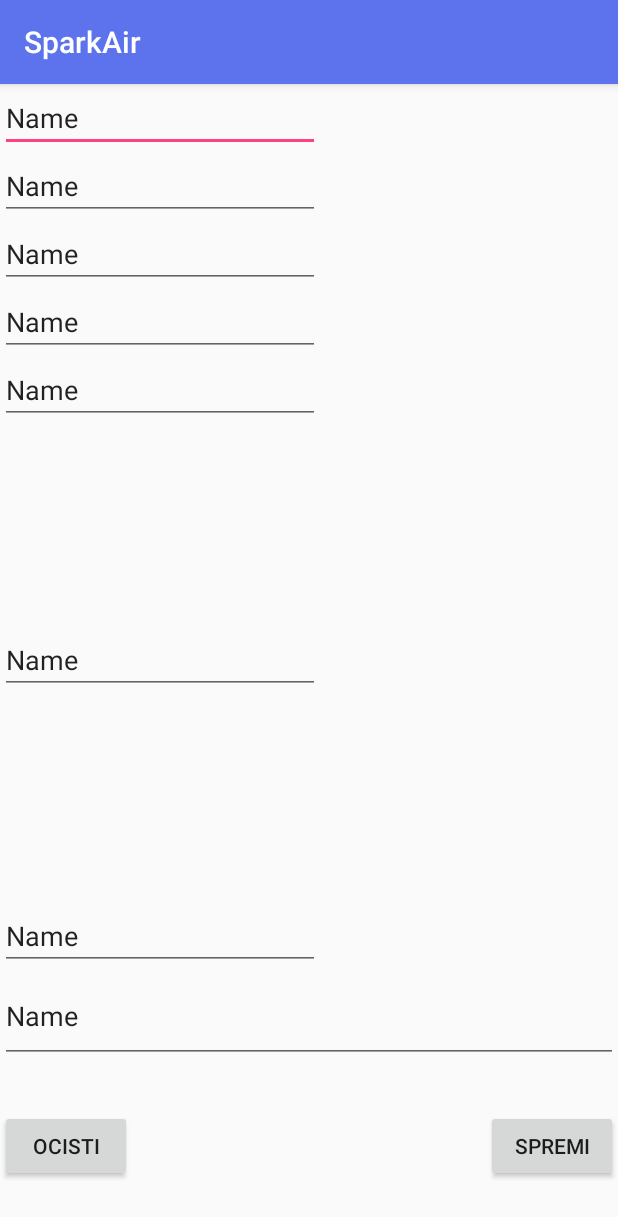
After one commit to IronPavy/SparkAir, an Android app: the DodavanjeLetova screen opened directly, with no data from a screen before it, on a phone screen of 412 x 824 dp. The commit adds this screen. Shown: the top 1217 px of the screen. Run offline under Robolectric (Android 15) with nearby library versions, the light colour scheme and no system bars.

Commit message:
dodavanje letova, svasta nesto

```diff
--- a/app/src/main/AndroidManifest.xml
+++ b/app/src/main/AndroidManifest.xml
@@ -36,7 +36,8 @@
         </activity>
         <activity android:name=".LoginActivity" />
         <activity android:name=".RegisterActivity" />
-        <activity android:name=".usernakonlogina"></activity>
+        <activity android:name=".usernakonlogina" />
+        <activity android:name=".DodavanjeLetova"></activity>
     </application>
 
 </manifest>
--- /dev/null
+++ b/app/src/main/java/com/example/pavoo/sparkair/DodavanjeLetova.java
@@ -0,0 +1,68 @@
+package com.example.pavoo.sparkair;
+
+import android.content.Intent;
+import android.support.v7.app.AppCompatActivity;
+import android.os.Bundle;
+import android.view.View;
+import android.widget.Button;
+import android.widget.EditText;
+import android.widget.Toast;
+
+public class DodavanjeLetova extends AppCompatActivity {
+
+    EditText editText, editText2, editText3, editText4, editText5, editText6, editText7, editText8;
+    Button button, button2;
+    String name, time1, time2, place1, place2, notes;
+    int spots;
+    float price;
+
+    @Override
+    protected void onCreate(Bundle savedInstanceState) {
+        super.onCreate(savedInstanceState);
+        setContentView(R.layout.activity_dodavanje_letova);
+
+        editText = findViewById(R.id.editText);
+        editText2 = findViewById(R.id.editText2);
+        editText3 = findViewById(R.id.editText3);
+        editText4 = findViewById(R.id.editText4);
+        editText5 = findViewById(R.id.editText5);
+        editText6 = findViewById(R.id.editText6);
+        editText7 = findViewById(R.id.editText7);
+        editText8 = findViewById(R.id.editText8);
+        button = findViewById(R.id.button);
+        button2 = findViewById(R.id.button2);
+
+        button.setOnClickListener(new View.OnClickListener() {
+            @Override
+            public void onClick(View v) {
+                editText.setText("");
+                editText2.setText("");
+                editText3.setText("");
+                editText4.setText("");
+                editText5.setText("");
+                editText6.setText("");
+                editText7.setText("");
+                editText8.setText("");
+            }
+        });
+        button2.setOnClickListener(new View.OnClickListener() {
+            @Override
+            public void onClick(View v) {
+                name = editText.getText().toString();
+                place1 = editText2.getText().toString();
+                place2 = editText3.getText().toString();
+                time1 = editText4.getText().toString();
+                time2 = editText5.getText().toString();
+                spots = Integer.parseInt(editText6.getText().toString());
+                price = Float.parseFloat(editText7.getText().toString());
+                notes = editText8.toString();
+
+                flights flight = new flights(name, time1, time2, place1, place2,notes , spots, price);
+                flight.save();
+
+                Toast.makeText(DodavanjeLetova.this, "Uspješno ste se dodali let!", Toast.LENGTH_LONG).show();
+                finish();
+            }
+        });
+    }
+}
--- a/app/src/main/java/com/example/pavoo/sparkair/LoginActivity.java
+++ b/app/src/main/java/com/example/pavoo/sparkair/LoginActivity.java
@@ -51,12 +51,12 @@ public class LoginActivity extends AppCompatActivity {
         }
         sf = new setFlights(this);
         SharedPreferences preferences2 = PreferenceManager.getDefaultSharedPreferences(this);
-        String store2 = preferences.getString("letovi1", "");
+        String store2 = preferences.getString("letovii", "");
         if(store2.equalsIgnoreCase(""))
         {
             sf.makeFlights();
             SharedPreferences.Editor editor = preferences2.edit();
-            editor.putString("letovi1","Data is stored");
+            editor.putString("letovii", "Data is stored");
             editor.commit();
         }
 
--- /dev/null
+++ b/app/src/main/res/layout/activity_dodavanje_letova.xml
@@ -0,0 +1,119 @@
+<?xml version="1.0" encoding="utf-8"?>
+<RelativeLayout xmlns:android="http://schemas.android.com/apk/res/android"
+    xmlns:app="http://schemas.android.com/apk/res-auto"
+    xmlns:tools="http://schemas.android.com/tools"
+    android:layout_width="match_parent"
+    android:layout_height="match_parent"
+    tools:context=".DodavanjeLetova">
+
+    <EditText
+        android:id="@+id/editText"
+        android:layout_width="wrap_content"
+        android:layout_height="wrap_content"
+        android:layout_alignParentStart="true"
+        android:layout_alignParentLeft="true"
+        android:layout_alignParentTop="true"
+        android:ems="10"
+        android:inputType="textPersonName"
+        android:text="Name" />
+
+    <EditText
+        android:id="@+id/editText2"
+        android:layout_width="wrap_content"
+        android:layout_height="wrap_content"
+        android:layout_alignParentStart="true"
+        android:layout_alignParentLeft="true"
+        android:layout_below="@+id/editText"
+        android:layout_marginStart="0dp"
+        android:layout_marginLeft="0dp"
+        android:ems="10"
+        android:inputType="textPersonName"
+        android:text="Name" />
+
+    <EditText
+        android:id="@+id/editText3"
+        android:layout_width="wrap_content"
+        android:layout_height="wrap_content"
+        android:layout_alignParentStart="true"
+        android:layout_alignParentLeft="true"
+        android:layout_below="@+id/editText2"
+        android:ems="10"
+        android:inputType="textPersonName"
+        android:text="Name" />
+
+    <EditText
+        android:id="@+id/editText4"
+        android:layout_width="wrap_content"
+        android:layout_height="wrap_content"
+        android:layout_alignParentStart="true"
+        android:layout_alignParentLeft="true"
+        android:layout_below="@+id/editText3"
+        android:ems="10"
+        android:inputType="textPersonName"
+        android:text="Name" />
+
+    <EditText
+        android:id="@+id/editText5"
+        android:layout_width="wrap_content"
+        android:layout_height="wrap_content"
+        android:layout_alignParentStart="true"
+        android:layout_alignParentLeft="true"
+        android:layout_below="@+id/editText4"
+        android:ems="10"
+        android:inputType="textPersonName"
+        android:text="Name" />
+
+    <EditText
+        android:id="@+id/editText6"
+        android:layout_width="wrap_content"
+        android:layout_height="wrap_content"
+        android:layout_alignParentStart="true"
+        android:layout_alignParentLeft="true"
+        android:layout_centerVertical="true"
+        android:ems="10"
+        android:inputType="textPersonName|number"
+        android:text="Name" />
+
+    <EditText
+        android:id="@+id/editText7"
+        android:layout_width="wrap_content"
+        android:layout_height="wrap_content"
+        android:layout_alignParentBottom="true"
+        android:layout_alignParentStart="true"
+        android:layout_alignParentLeft="true"
+        android:layout_marginBottom="177dp"
+        android:ems="10"
+        android:inputType="textPersonName"
+        android:text="Name" />
+
+    <EditText
+        android:id="@+id/editText8"
+        android:layout_width="match_parent"
+        android:layout_height="62dp"
+        android:layout_alignParentStart="true"
+        android:layout_alignParentLeft="true"
+        android:layout_below="@+id/editText7"
+        android:layout_marginTop="-177dp"
+        android:ems="10"
+        android:inputType="textPersonName"
+        android:text="Name" />
+
+    <Button
+        android:id="@+id/button"
+        android:layout_width="wrap_content"
+        android:layout_height="wrap_content"
+        android:layout_alignParentBottom="true"
+        android:layout_alignParentStart="true"
+        android:layout_alignParentLeft="true"
+        android:layout_marginBottom="36dp"
+        android:text="Ocisti" />
+
+    <Button
+        android:id="@+id/button2"
+        android:layout_width="wrap_content"
+        android:layout_height="wrap_content"
+        android:layout_alignParentEnd="true"
+        android:layout_alignParentRight="true"
+        android:layout_alignTop="@+id/button"
+        android:text="Spremi" />
+</RelativeLayout>
```
Also changed, not shown: app/src/main/java/com/example/pavoo/sparkair/FlightList.java (added, +31 -0 lines), app/src/main/java/com/example/pavoo/sparkair/FlightListAdapter.java (added, +93 -0 lines), app/src/main/java/com/example/pavoo/sparkair/MainActivity.java (+50 -11 lines), app/src/main/java/com/example/pavoo/sparkair/flights.java (+12 -5 lines), app/src/main/java/com/example/pavoo/sparkair/setFlights.java (+4 -8 lines), app/src/main/java/com/example/pavoo/sparkair/usernakonlogina.java (+13 -1 lines), app/src/main/res/layout/activity_usernakonlogina.xml (+11 -2 lines), app/src/main/res/layout/content_main.xml (+18 -1 lines), app/src/main/res/layout/subject_list.xml (added, +32 -0 lines), app/src/main/res/menu/activity_main_drawer.xml (+13 -13 lines).
